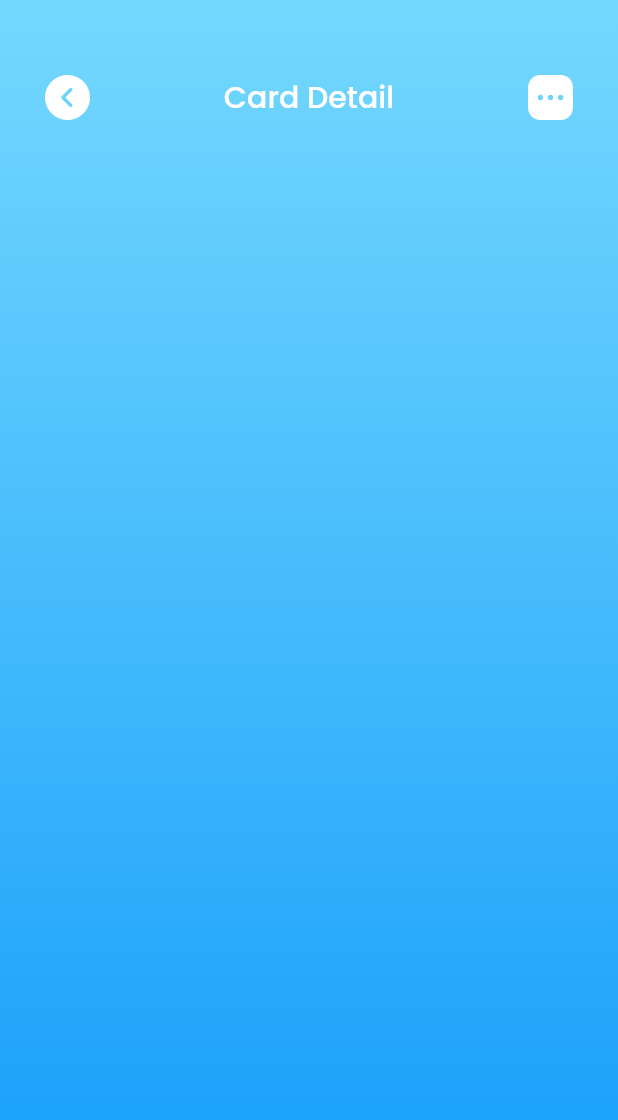
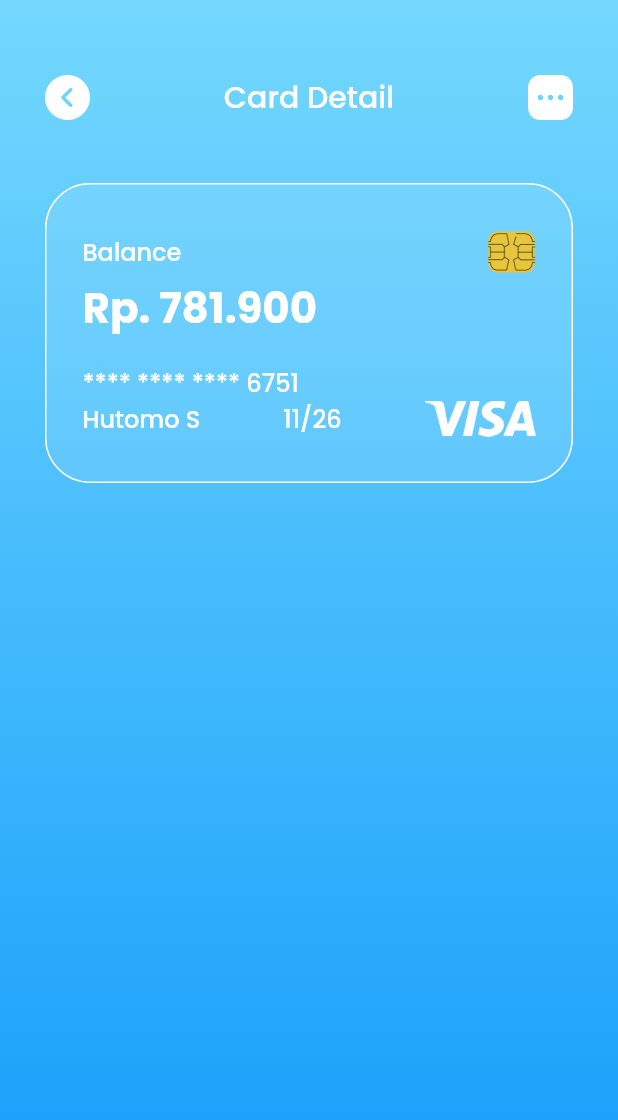
Before and after one commit to hutomosaktikartiko/UI-WalletApp-Flutter, a Flutter app: the screen it shows after launch, after a tap on "Balance", on a phone screen of 412 x 824 dp. Shown: the top 1120 px of the screen. Run offline on Flutter 3.47's test engine with Material 2 defaults, Android fonts, the phone set to English and light mode, and no system bars.

Commit message:
Card Detail Screen - Card UI

```diff
--- a/lib/data/models/mock_card_model.dart
+++ b/lib/data/models/mock_card_model.dart
@@ -23,7 +23,7 @@ final List<MockCardModel> mockListCards = [
     balanceIdr: "Rp. 781.900",
     code: "11/26",
     color: Color(0xFFFC6F6F),
-    name: "Hutomo S"
+    name: "Hutomo S",
   ),
   MockCardModel(
     id: 2,
@@ -31,6 +31,15 @@ final List<MockCardModel> mockListCards = [
     balanceIdr: "Rp. 900.900",
     code: "11/26",
     color: Color(0xFF7690E8),
-    name: "Asril M"
+    name: "Asril M",
   ),
 ];
+
+final MockCardModel mockDetailCard = MockCardModel(
+  id: 1,
+  numberCensored: "**** **** **** 6751",
+  balanceIdr: "Rp. 781.900",
+  code: "11/26",
+  color: Colors.white.withOpacity(0.1),
+  name: "Hutomo S",
+);
--- a/lib/presentation/screens/detail_card/detail_card_screen.dart
+++ b/lib/presentation/screens/detail_card/detail_card_screen.dart
@@ -1,5 +1,9 @@
 import 'package:flutter/material.dart';
 import 'package:ui_wallet_app/core/config/size_config.dart';
+import 'package:ui_wallet_app/data/models/mock_card_model.dart';
+import 'package:ui_wallet_app/presentation/widgets/card/bottom_car.dart';
+import 'package:ui_wallet_app/presentation/widgets/card/custom_card.dart';
+import 'package:ui_wallet_app/presentation/widgets/card/header_card.dart';
 import 'package:ui_wallet_app/presentation/widgets/custom_icon_button.dart';
 
 class DetailCardScreen extends StatefulWidget {
@@ -57,7 +61,29 @@ class _DetailCardScreenState extends State<DetailCardScreen> {
                     ),
                   ),
                 ],
-              )
+              ),
+              const SizedBox(
+                height: 42,
+              ),
+              CustomCard(
+                card: mockDetailCard,
+                borderRadius: 30,
+                width: SizeConfig.screenWidth,
+                borderColor: Colors.white,
+                child: Padding(
+                  padding: EdgeInsets.symmetric(horizontal: 24, vertical: 29),
+                  child: Column(
+                    crossAxisAlignment: CrossAxisAlignment.start,
+                    children: [
+                      HeaderCard(card: mockDetailCard),
+                      BottomCard(
+                        card: mockDetailCard,
+                        logoUrl: "visa.png",
+                      ),
+                    ],
+                  ),
+                ),
+              ),
             ],
           ),
         ),
--- /dev/null
+++ b/lib/presentation/screens/main/pages/home/widgets/build_card.dart
@@ -0,0 +1,68 @@
+import 'package:flutter/material.dart';
+import 'package:ui_wallet_app/presentation/screens/detail_card/detail_card_screen.dart';
+import 'package:ui_wallet_app/presentation/widgets/card/bottom_car.dart';
+import 'package:ui_wallet_app/presentation/widgets/card/custom_card.dart';
+import 'package:ui_wallet_app/presentation/widgets/card/header_card.dart';
+
+import '../../../../../../core/config/size_config.dart';
+import '../../../../../../data/models/mock_card_model.dart';
+import 'custom_container.dart';
+
+class BuildCard extends StatelessWidget {
+  const BuildCard({
+    Key? key,
+    required this.card,
+  }) : super(key: key);
+
+  final MockCardModel card;
+
+  @override
+  Widget build(BuildContext context) {
+    return GestureDetector(
+      onTap: () => Navigator.push(
+          context, MaterialPageRoute(builder: (_) => DetailCardScreen())),
+      child: CustomCard(
+        card: card,
+        borderRadius: 35,
+        width: SizeConfig.screenWidth - (3 * SizeConfig.defaultMargin),
+        borderColor: Colors.transparent,
+        child: Stack(
+          children: [
+            CustomContainer(
+              right: 0,
+              top: 0,
+              height: 100,
+              width: 100,
+              color: Colors.black.withOpacity(0.1),
+              borderRadius: BorderRadius.only(
+                bottomLeft: Radius.circular(150),
+                topRight: Radius.circular(50),
+              ),
+            ),
+            CustomContainer(
+              left: 0,
+              bottom: 0,
+              color: Colors.white.withOpacity(0.1),
+              height: 150,
+              width: 150,
+              borderRadius: BorderRadius.only(
+                topRight: Radius.circular(150),
+                bottomLeft: Radius.circular(35),
+              ),
+            ),
+            Padding(
+              padding: EdgeInsets.symmetric(horizontal: 24, vertical: 29),
+              child: Column(
+                crossAxisAlignment: CrossAxisAlignment.start,
+                children: [
+                  HeaderCard(card: card),
+                  BottomCard(card: card, logoUrl: "master_card.png", ),
+                ],
+              ),
+            ),
+          ],
+        ),
+      ),
+    );
+  }
+}
--- a/lib/presentation/screens/main/pages/home/widgets/build_my_card.dart
+++ b/lib/presentation/screens/main/pages/home/widgets/build_my_card.dart
@@ -2,7 +2,7 @@ import 'package:flutter/material.dart';
 
 import '../../../../../../core/config/size_config.dart';
 import '../../../../../../data/models/mock_card_model.dart';
-import 'custom_card.dart';
+import 'build_card.dart';
 import 'custom_label.dart';
 
 class BuildMyCard extends StatelessWidget {
@@ -38,7 +38,7 @@ class BuildMyCard extends StatelessWidget {
                             ? SizeConfig.defaultMargin
                             : 20,
                       ),
-                      child: CustomCard(
+                      child: BuildCard(
                         card: card,
                       ),
                     ),
--- a/lib/presentation/screens/main/pages/home/widgets/custom_card.dart
+++ /dev/null
@@ -1,125 +0,0 @@
-import 'package:flutter/material.dart';
-import 'package:ui_wallet_app/presentation/screens/detail_card/detail_card_screen.dart';
-
-import '../../../../../../core/config/size_config.dart';
-import '../../../../../../data/models/mock_card_model.dart';
-import 'custom_container.dart';
-
-class CustomCard extends StatelessWidget {
-  const CustomCard({
-    Key? key,
-    required this.card,
-  }) : super(key: key);
-
-  final MockCardModel card;
-
-  @override
-  Widget build(BuildContext context) {
-    return GestureDetector(
-      onTap: () => Navigator.push(context, MaterialPageRoute(builder: (_) => DetailCardScreen())),
-      child: Container(
-        width: SizeConfig.screenWidth - (3 * SizeConfig.defaultMargin),
-        height: 200,
-        decoration: BoxDecoration(
-          color: card.color,
-          borderRadius: BorderRadius.circular(35),
-        ),
-        child: Stack(
-          children: [
-            CustomContainer(
-              right: 0,
-              top: 0,
-              height: 100,
-              width: 100,
-              color: Colors.black.withOpacity(0.1),
-              borderRadius: BorderRadius.only(
-                bottomLeft: Radius.circular(150),
-                topRight: Radius.circular(50),
-              ),
-            ),
-            CustomContainer(
-              left: 0,
-              bottom: 0,
-              color: Colors.white.withOpacity(0.1),
-              height: 150,
-              width: 150,
-              borderRadius: BorderRadius.only(
-                topRight: Radius.circular(150),
-                bottomLeft: Radius.circular(35),
-              ),
-            ),
-            Padding(
-              padding: EdgeInsets.symmetric(horizontal: 24, vertical: 29),
-              child: Column(
-                crossAxisAlignment: CrossAxisAlignment.start,
-                children: [
-                  Row(
-                    mainAxisAlignment: MainAxisAlignment.spaceBetween,
-                    children: [
-                      Text(
-                        "Balance",
-                        style: TextStyle(
-                          color: Colors.white,
-                          fontSize: 16,
-                          fontWeight: FontWeight.w500,
-                        ),
-                      ),
-                      Image.asset(
-                        "assets/images/chip.png",
-                        height: 32,
-                      )
-                    ],
-                  ),
-                  Text(
-                    card.balanceIdr ?? "Rp.0",
-                    style: TextStyle(
-                      color: Colors.white,
-                      fontSize: 28,
-                      fontWeight: FontWeight.w700,
-                    ),
-                  ),
-                  SizedBox(
-                    height: 17,
-                  ),
-                  Text(
-                    card.numberCensored ?? "**** **** **** ****",
-                    style: TextStyle(
-                      color: Colors.white,
-                      fontSize: 16,
-                      fontWeight: FontWeight.w500,
-                    ),
-                  ),
-                  Row(
-                    mainAxisAlignment: MainAxisAlignment.spaceBetween,
-                    children: [
-                      Text(
-                        card.name ?? "Anonim",
-                        style: TextStyle(
-                          color: Colors.white,
-                          fontSize: 16,
-                          fontWeight: FontWeight.w500,
-                        ),
-                      ),
-                      Text(
-                        card.code ?? "-",
-                        style: TextStyle(
-                          color: Colors.white,
-                          fontSize: 16,
-                          fontWeight: FontWeight.w500,
-                        ),
-                      ),
-                      Image.asset(
-                        "assets/images/master_card.png",
-                        height: 24,
-                      )
-                    ],
-                  )
-                ],
-              ),
-            ),
-          ],
-        ),
-      ),
-    );
-  }
-}
--- /dev/null
+++ b/lib/presentation/widgets/card/bottom_car.dart
@@ -0,0 +1,60 @@
+import 'package:flutter/material.dart';
+
+import '../../../data/models/mock_card_model.dart';
+
+
+class BottomCard extends StatelessWidget {
+  const BottomCard({
+    Key? key,
+    required this.card,
+    required this.logoUrl,
+  }) : super(key: key);
+
+  final MockCardModel card;
+  final String logoUrl;
+
+  @override
+  Widget build(BuildContext context) {
+    return Column(
+      crossAxisAlignment: CrossAxisAlignment.start,
+      children: [
+        SizedBox(
+          height: 17,
+        ),
+        Text(
+          card.numberCensored ?? "**** **** **** ****",
+          style: TextStyle(
+            color: Colors.white,
+            fontSize: 16,
+            fontWeight: FontWeight.w500,
+          ),
+        ),
+        Row(
+          mainAxisAlignment: MainAxisAlignment.spaceBetween,
+          children: [
+            Text(
+              card.name ?? "Anonim",
+              style: TextStyle(
+                color: Colors.white,
+                fontSize: 16,
+                fontWeight: FontWeight.w500,
+              ),
+            ),
+            Text(
+              card.code ?? "-",
+              style: TextStyle(
+                color: Colors.white,
+                fontSize: 16,
+                fontWeight: FontWeight.w500,
+              ),
+            ),
+            Image.asset(
+              "assets/images/$logoUrl",
+              height: 24,
+            )
+          ],
+        ),
+      ],
+    );
+  }
+}
--- /dev/null
+++ b/lib/presentation/widgets/card/custom_card.dart
@@ -0,0 +1,37 @@
+import 'package:flutter/material.dart';
+import 'package:ui_wallet_app/core/config/size_config.dart';
+import 'package:ui_wallet_app/data/models/mock_card_model.dart';
+import 'package:ui_wallet_app/presentation/screens/main/pages/home/widgets/custom_container.dart';
+
+import 'bottom_car.dart';
+import 'header_card.dart';
+
+class CustomCard extends StatelessWidget {
+  const CustomCard({
+    Key? key,
+    required this.card,
+    required this.borderRadius,
+    required this.child,
+    required this.borderColor,
+    required this.width,
+  }) : super(key: key);
+
+  final MockCardModel card;
+  final Widget child;
+  final double borderRadius, width;
+  final Color borderColor;
+
+  @override
+  Widget build(BuildContext context) {
+    return Container(
+      width: width,
+      height: 200,
+      decoration: BoxDecoration(
+        color: card.color,
+        borderRadius: BorderRadius.circular(borderRadius),
+        border: Border.all(color: borderColor)
+      ),
+      child: child,
+    );
+  }
+}
--- /dev/null
+++ b/lib/presentation/widgets/card/header_card.dart
@@ -0,0 +1,47 @@
+import 'package:flutter/material.dart';
+
+import '../../../data/models/mock_card_model.dart';
+
+
+class HeaderCard extends StatelessWidget {
+  const HeaderCard({
+    Key? key,
+    required this.card,
+  }) : super(key: key);
+
+  final MockCardModel card;
+
+  @override
+  Widget build(BuildContext context) {
+    return Column(
+      crossAxisAlignment: CrossAxisAlignment.start,
+      children: [
+        Row(
+          mainAxisAlignment: MainAxisAlignment.spaceBetween,
+          children: [
+            Text(
+              "Balance",
+              style: TextStyle(
+                color: Colors.white,
+                fontSize: 16,
+                fontWeight: FontWeight.w500,
+              ),
+            ),
+            Image.asset(
+              "assets/images/chip.png",
+              height: 32,
+            )
+          ],
+        ),
+        Text(
+          card.balanceIdr ?? "Rp.0",
+          style: TextStyle(
+            color: Colors.white,
+            fontSize: 28,
+            fontWeight: FontWeight.w700,
+          ),
+        ),
+      ],
+    );
+  }
+}
```
Also changed, not shown: assets/images/visa.png (added).
